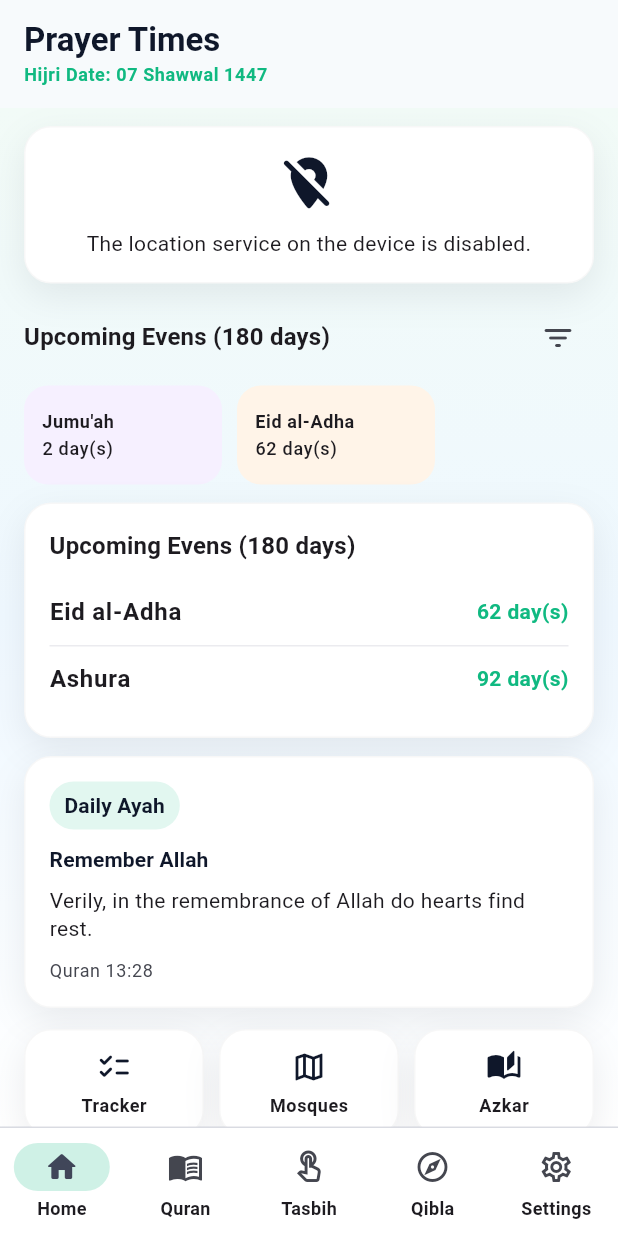
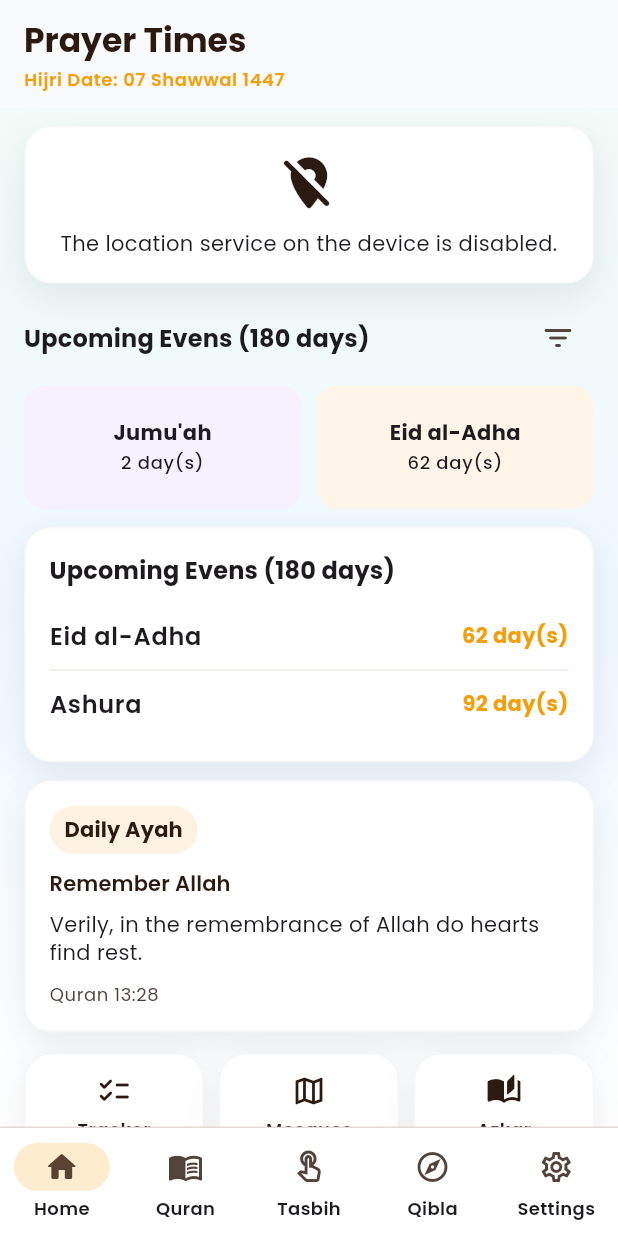
Before and after one commit to jahidjahid18/azan_new, a Flutter app: the screen it shows after launch, on a phone screen of 412 x 824 dp. Run offline on Flutter 3.47's test engine with Material 3 defaults, Android fonts, the phone set to English and light mode, and no system bars; our stand-ins replace adhan, file_picker, flutter_cache_manager, flutter_local_notifications, flutter_timezone, geocoding and 8 more; missing offline and left inert: flutter_qiblah, home_widget; accounts and stored records are empty; network calls fail; Roboto replaces fonts that are missing (Cairo); project files that could hold a hidden picture were left out.

Commit message:
Improve event cards grid and set default light sunset theme

```diff
--- a/lib/core/models/app_settings.dart
+++ b/lib/core/models/app_settings.dart
@@ -29,8 +29,8 @@ class AppSettings {
       calculationMethod: CalculationMethodOption.muslimWorldLeague,
       notificationsEnabled: true,
       notificationSoundMode: NotificationSoundMode.notificationOnly,
-      themeMode: ThemeModeOption.system,
-      themeStyle: ThemeStyleOption.muslimPro,
+      themeMode: ThemeModeOption.light,
+      themeStyle: ThemeStyleOption.sunset,
       appLanguage: AppLanguage.english,
       visiblePrayerNames: AppConstants.defaultVisiblePrayerNames,
     );
--- a/lib/features/calendar/presentation/islamic_events_section.dart
+++ b/lib/features/calendar/presentation/islamic_events_section.dart
@@ -63,21 +63,24 @@ class _IslamicEventsSectionState extends State<IslamicEventsSection> {
         ),
         const SizedBox(height: 8),
         if (chipEvents.isNotEmpty) ...<Widget>[
-          SizedBox(
-            height: 66,
-            child: ListView.separated(
-              scrollDirection: Axis.horizontal,
+          GridView.builder(
+            shrinkWrap: true,
+            physics: const NeverScrollableScrollPhysics(),
             itemCount: chipEvents.length,
-              separatorBuilder: (_, _) => const SizedBox(width: 10),
+            gridDelegate: const SliverGridDelegateWithFixedCrossAxisCount(
+              crossAxisCount: 2,
+              crossAxisSpacing: 10,
+              mainAxisSpacing: 10,
+              childAspectRatio: 2.25,
+            ),
             itemBuilder: (context, index) {
               final event = chipEvents[index];
-                return _EventChip(
+              return _EventCard(
                 title: _eventLabel(context, event.type),
                 days: event.eventDate.difference(today).inDays,
                 color: event.chipColor,
               );
             },
-            ),
           ),
           const SizedBox(height: 12),
         ],
@@ -270,8 +273,8 @@ class IslamicEventsFilter {
   }
 }
 
-class _EventChip extends StatelessWidget {
-  const _EventChip({
+class _EventCard extends StatelessWidget {
+  const _EventCard({
     required this.title,
     required this.days,
     required this.color,
@@ -284,31 +287,33 @@ class _EventChip extends StatelessWidget {
   @override
   Widget build(BuildContext context) {
     final l10n = context.l10n;
-    return Container(
-      constraints: const BoxConstraints(minWidth: 132),
-      padding: const EdgeInsets.symmetric(horizontal: 12, vertical: 10),
+    return DecoratedBox(
       decoration: BoxDecoration(
         color: color,
-        borderRadius: BorderRadius.circular(16),
+        borderRadius: BorderRadius.circular(14),
       ),
+      child: Padding(
+        padding: const EdgeInsets.symmetric(horizontal: 10, vertical: 10),
         child: Column(
-        crossAxisAlignment: CrossAxisAlignment.start,
           mainAxisAlignment: MainAxisAlignment.center,
           children: <Widget>[
             Text(
               title,
               maxLines: 1,
               overflow: TextOverflow.ellipsis,
+              textAlign: TextAlign.center,
               style: Theme.of(
                 context,
-            ).textTheme.bodySmall?.copyWith(fontWeight: FontWeight.w700),
+              ).textTheme.bodyMedium?.copyWith(fontWeight: FontWeight.w700),
             ),
             const SizedBox(height: 2),
             Text(
               l10n.tr('eventInDays', <String, String>{'days': '$days'}),
+              textAlign: TextAlign.center,
               style: Theme.of(context).textTheme.labelMedium,
             ),
           ],
+        ),
       ),
     );
   }
```
Lines whose indentation alone changed are shown as unchanged.
